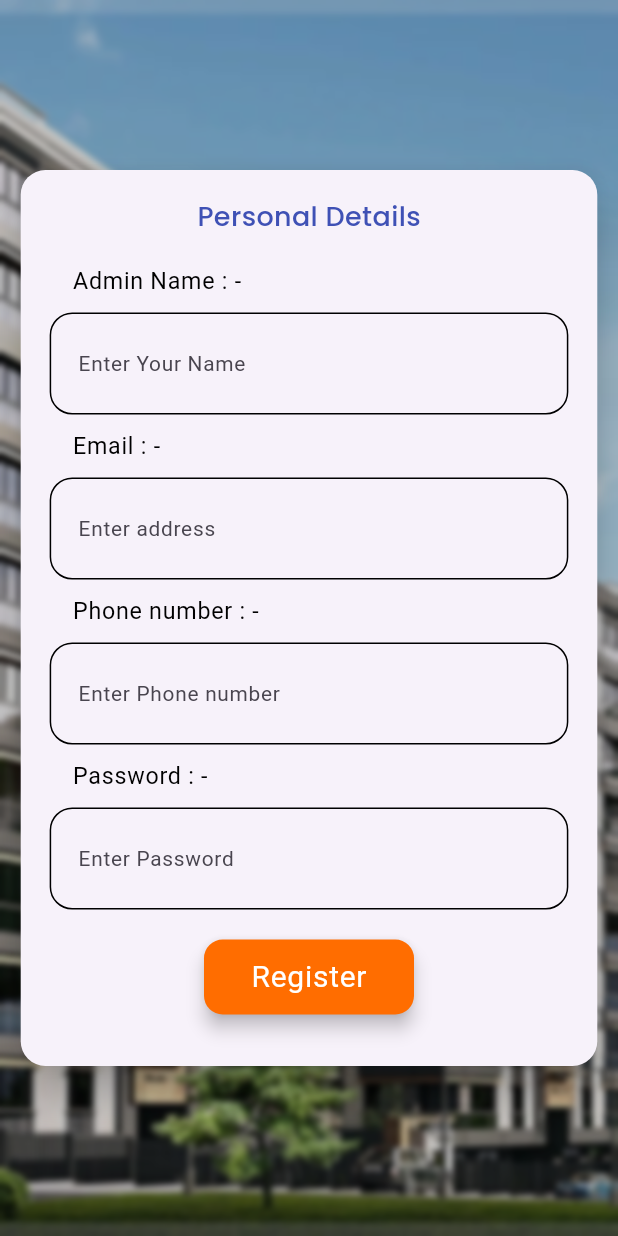
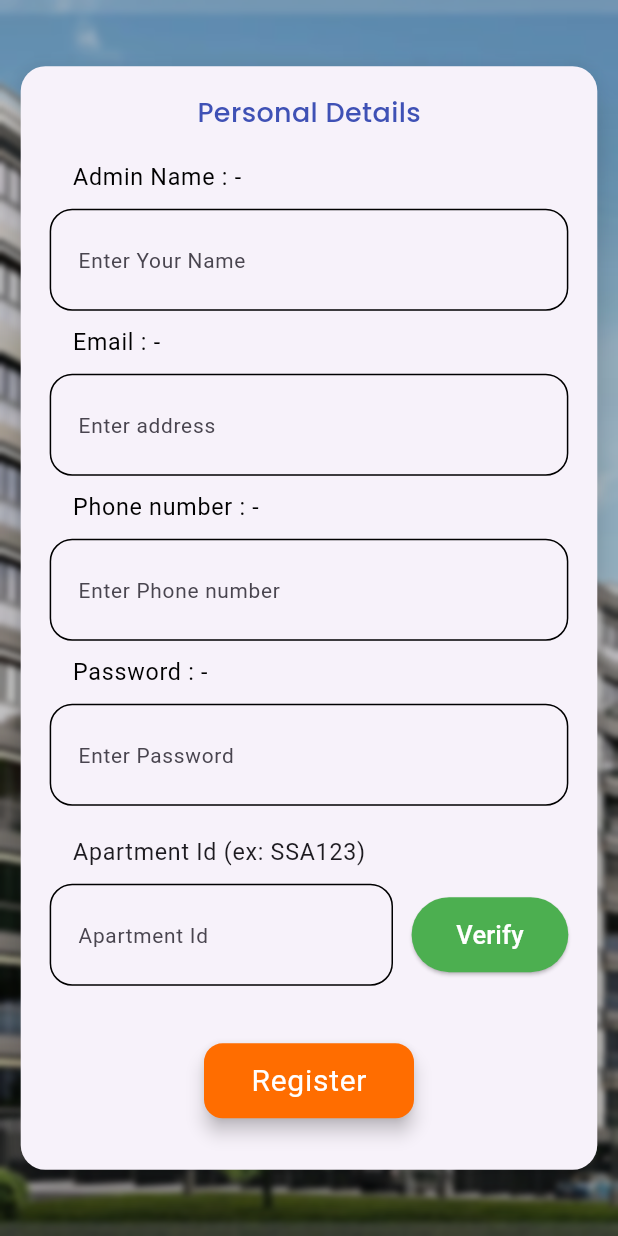
Before and after one commit to harishnookala123/maintaince_app, a Flutter app: the AdminPersonal screen opened directly, on a phone screen of 412 x 824 dp. Run offline on Flutter 3.47's test engine with Material 3 defaults, Android fonts, the phone set to English and light mode, and no system bars; our stand-ins replace dio, email_validator, google_fonts.

Commit message:
added admin screen changes

```diff
--- a/lib/Admin/Views/adminscreen.dart
+++ b/lib/Admin/Views/adminscreen.dart
@@ -1,6 +1,3 @@
-
-import 'dart:convert';
-
 import 'package:flutter/material.dart';
 import 'package:maintaince_app/Admin/Model/adminRegistartion.dart';
 import 'package:maintaince_app/Admin/changeprovider/adminprovider.dart';
@@ -8,6 +5,7 @@ import 'package:maintaince_app/styles/basicstyles.dart';
 import '../changeprovider/api.dart';
 import 'coAdminDetails.dart';
 import 'flatlist.dart';
+
 class AdminScreen extends StatefulWidget {
   String? userid;
   AdminScreen({super.key, this.userid});
@@ -19,7 +17,6 @@ class _AdminScreenState extends State<AdminScreen> {
   @override
    void initState() {
     getDetails();
-    // TODO: implement initState
     super.initState();
   }
 AdminRegistrationModel? adminRegistrationModel = AdminRegistrationModel();
--- a/lib/Admin/Views/registrationsecondpage.dart
+++ b/lib/Admin/Views/registrationsecondpage.dart
@@ -21,7 +21,11 @@ class _AdminPersonalState extends State<AdminPersonal> {
   TextEditingController email = TextEditingController();
   TextEditingController password = TextEditingController();
   final GlobalKey<FormState> personalKey = GlobalKey<FormState>();
+  TextEditingController apartmentId = TextEditingController();
   String? status;
+  bool? messageId;
+
+  bool? message;
   @override
   Widget build(BuildContext context) {
     return Scaffold(
@@ -43,7 +47,10 @@ class _AdminPersonalState extends State<AdminPersonal> {
                       return Center(
                         child: SingleChildScrollView(
                           child: SizedBox(
-                        width: MediaQuery.of(context).size.width / 1.05,
+                            width: MediaQuery
+                                .of(context)
+                                .size
+                                .width / 1.05,
                             child: Card(
                               elevation: 12.0,
                               shape: RoundedRectangleBorder(
@@ -107,8 +114,8 @@ class _AdminPersonalState extends State<AdminPersonal> {
                   onChanged: (value) {
                     registration.setName(value);
                   },
-                  validator: (value){
-                    if(value!.isEmpty){
+                  validator: (value) {
+                    if (value!.isEmpty) {
                       return "Please Enter Name";
                     }
                     return null;
@@ -131,13 +138,13 @@ class _AdminPersonalState extends State<AdminPersonal> {
                   onChanged: (value) {
                     registration.setEmail(value);
                   },
-                  validator: (value){
-                    if(value!.isEmpty){
+                  validator: (value) {
+                    if (value!.isEmpty) {
                       return "Please Enter Email address";
                     }
-                    if(value.isNotEmpty){
+                    if (value.isNotEmpty) {
                       final bool isValid = EmailValidator.validate(email.text);
-                      if(isValid==false){
+                      if (isValid == false) {
                         return "Please Enter valid Email address";
                       }
                     }
@@ -161,11 +168,11 @@ class _AdminPersonalState extends State<AdminPersonal> {
                   onChanged: (value) {
                     registration.setPhone(value);
                   },
-                  validator: (value){
-                    if(value!.isEmpty){
+                  validator: (value) {
+                    if (value!.isEmpty) {
                       return "Please Enter phone number";
                     }
-                      if(value.length!=10){
+                    if (value.length != 10) {
                       return "Enter Valid Phone number";
                     }
                     return null;
@@ -188,8 +195,8 @@ class _AdminPersonalState extends State<AdminPersonal> {
                   onChanged: (value) {
                     registration.setPassword(value);
                   },
-                  validator: (value){
-                    if(value!.isEmpty){
+                  validator: (value) {
+                    if (value!.isEmpty) {
                       return "Please Enter Password";
                     }
                     const passwordPattern = r'^(?=.*[A-Z])(?=.*[0-9])(?=.*[!@#\$&*~]).{8,}$';
@@ -201,6 +208,80 @@ class _AdminPersonalState extends State<AdminPersonal> {
                   },
                 ),
                 const SizedBox(height: 20),
+                Container(
+                  margin: const EdgeInsets.only(left: 15.3),
+                  child: BasicText(
+                    title: "Apartment Id (ex: SSA123)",
+                    fontSize: 15.5,
+                  ),
+                ),
+                const SizedBox(height: 10,),
+                SizedBox(
+                  //width: MediaQuery.of(context).size.width/2.0,
+                    child: Row(
+                      //mainAxisAlignment: MainAxisAlignment.spaceEvenly,
+                      children: [
+                        Container(
+                          margin: const EdgeInsets.only(right: 12.4),
+                          child: SizedBox(
+                            width: MediaQuery
+                                .of(context)
+                                .size
+                                .width / 1.8,
+                            child: Textfield(
+                              controller: apartmentId,
+                              text: "Apartment Id",
+                              keyboardType: TextInputType.text,
+                              validator: (value) {
+
+                              },
+                            ),
+                          ),
+                        ),
+                        messageId==true?const Row(
+                          children: [
+                            Icon(Icons.verified_user_rounded,color: Colors.green,
+                             size: 30,
+                            ),
+                            Text("Verified",style: TextStyle(color: Colors.green,
+                             fontSize: 16
+                            ),)
+                          ],
+                        ):
+                        Expanded(child: SizedBox(
+                          width: 280,
+                          height: 50,
+                          child: ElevatedButton(
+                            style: ElevatedButton.styleFrom(
+                                backgroundColor: Colors.green.shade500
+                            ),
+                            onPressed: () async {
+                              setState(() {
+                                var data = getVerify(apartmentId.text);
+                              });
+
+                              messageId =  await postAdminId(apartmentId.text);
+                              print(messageId);
+                            },
+                            child: const Text("Verify",
+                              style: TextStyle(fontSize: 17,
+                                  color: Colors.white
+                              ),
+                            ),
+                          ),
+                        ),),
+                      ],
+                    )
+                ),
+                message==false?Container(child: messageId==false?const Text("Apartment Id already Present "):Text(""),):Container(
+                  margin: const EdgeInsets.only(top: 3.4),
+                  child: Text(message==true?"Id should be atleast 4 charcters and minimum One number":"",
+                  style: const TextStyle(color: Colors.red,
+                   fontSize: 10.5
+                  ),
+                  ),
+                ),
+                const SizedBox(height: 20,),
                 Center(
                   child: ElevatedButton(
                     style: ElevatedButton.styleFrom(
@@ -212,7 +293,7 @@ class _AdminPersonalState extends State<AdminPersonal> {
                       ),
                     ),
                     onPressed: () async {
-                      if(personalKey.currentState!.validate()){
+                      if (personalKey.currentState!.validate()) {
                         status = await registerPost(registration);
                         navigateToNextPage(status);
                       }
@@ -227,13 +308,13 @@ class _AdminPersonalState extends State<AdminPersonal> {
                 //Text(status!)
                 const SizedBox(height: 15,),
 
-                status!=null?Container(
+                status != null ? Container(
                     alignment: Alignment.center,
-                    child:Text(status!.toString(),
+                    child: Text(status!.toString(),
                       style: const TextStyle(color: Colors.red,
                           fontSize: 20
                       ),
-                    )):Container(),
+                    )) : Container(),
 
 
               ],
@@ -258,8 +339,8 @@ class _AdminPersonalState extends State<AdminPersonal> {
       "email": registration.email,
       "phonenumber": registration.phone.toString(),
       "password": registration.password,
-       "user_type": "Admin",
-       "userid" : "A${registration.name}",
+      "user_type": "admin",
+      "userid": "A${registration.name}",
     });
     var dio = Dio();
     print(data);
@@ -288,7 +369,7 @@ class _AdminPersonalState extends State<AdminPersonal> {
   }
 
   navigateToNextPage(String? status) {
-    if(status=="User registered successfully"){
+    if (status == "User registered successfully") {
       /* Provider.of<AdminRegistrationModel>(
           context,
           listen: false);
@@ -296,4 +377,33 @@ class _AdminPersonalState extends State<AdminPersonal> {
           builder: (context)=>const Homepage()));*/
     }
   }
+
+  postAdminId(String apartId) async {
+    var headers = {
+      'Content-Type': 'application/json'
+    };
+    var data = json.encode({"adminId": apartId});
+    var dio = Dio();
+    var response = await dio.request(
+      'http://192.168.29.231:3000/checkAdminId',
+      options: Options(
+        method: 'POST',
+        headers: headers,
+      ),
+      data: data,
+    );
+    if(response.statusCode==200){
+      messageId = response.data["message"];
+      return messageId;
     }
+  }
+
+   getVerify(String? data) {
+     final RegExp hasNumber = RegExp(r'\d');
+      if (data!.length >= 4 && hasNumber.hasMatch(data)) {
+          message = false;
+      }else{
+        message = true;
+      }
+   }
+}
--- a/lib/Admin/changeprovider/api.dart
+++ b/lib/Admin/changeprovider/api.dart
@@ -11,7 +11,7 @@ class ApiService {
     final response = await http.get(Uri.parse('$baseUrl/admin/$id'));
 
     if (response.statusCode == 200) {
-      print(response.body);
+
       var value = Admin.fromJson(json.decode(response.body));
        return value;
     } else {
--- a/lib/styles/basicstyles.dart
+++ b/lib/styles/basicstyles.dart
@@ -38,6 +38,7 @@ class Textfield extends StatelessWidget {
   @override
   Widget build(BuildContext context) {
     return TextFormField(
+        textCapitalization: TextCapitalization.none,
         controller: controller,
         keyboardType: keyboardType,
         onChanged: onChanged,
```
Also changed, not shown: lib/Admin/Views/flatlist.dart (+5 -2 lines), lib/mainScreen.dart (+3 -5 lines). Lines whose indentation alone changed are shown as unchanged.
